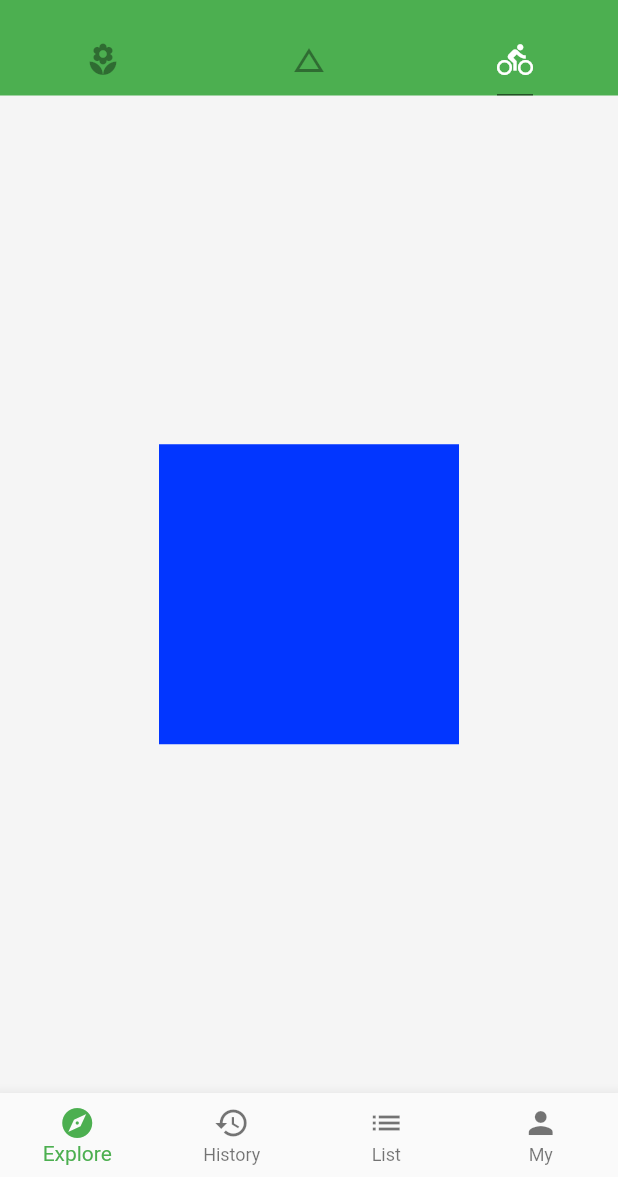
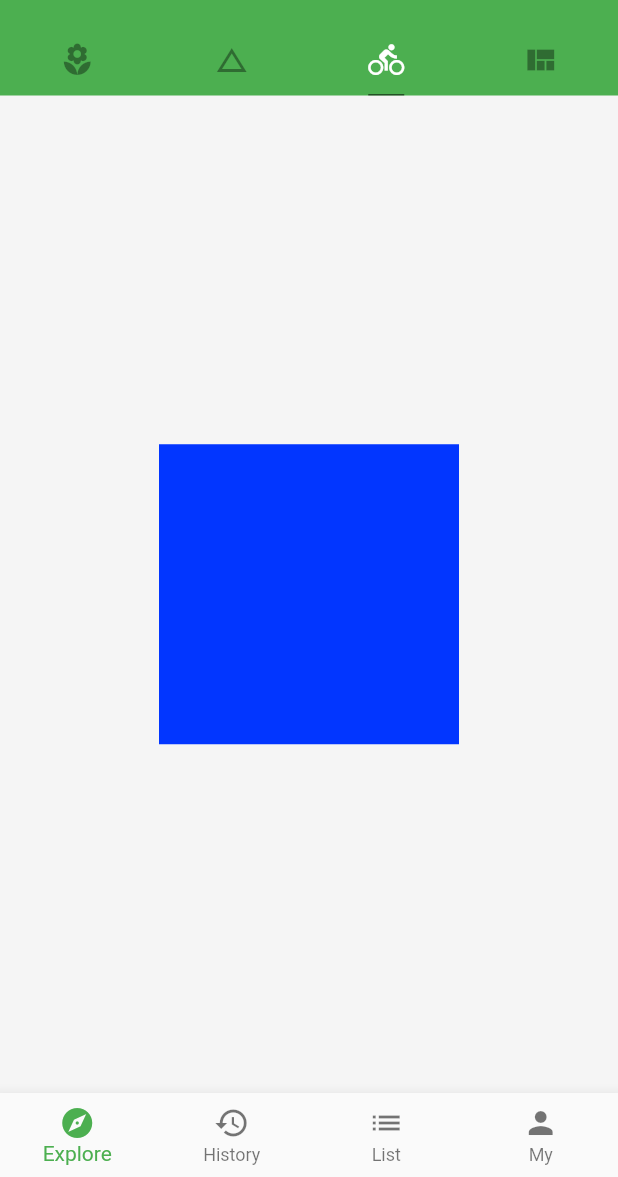
Before and after one commit to MrQiuHaHa/FlutterBase, a Flutter app: the screen it shows after launch, tab 3 chosen, on a phone screen of 412 x 824 dp, the part 59-1236 px from its top. Run offline on Flutter 3.47's test engine with Material 2 defaults, Android fonts, the phone set to English and light mode, and no system bars; network calls fail.

Commit message:
pageView视图小固件的学习使用

```diff
--- a/lib/main.dart
+++ b/lib/main.dart
@@ -4,6 +4,7 @@ import './demo/bottom_navigation_bar_demo.dart';
 import './demo/listview_demo.dart';
 import './demo/basic_demo.dart';
 import './demo/layout_demo.dart';
+import './demo/view_demo.dart';
 
 void main () => runApp(App());
 
@@ -34,7 +35,7 @@ class Home extends StatelessWidget
   Widget build(BuildContext context) {
     // TODO: implement build
     return DefaultTabController(
-      length: 3,
+      length: 4,
       child: Scaffold(
         backgroundColor: Colors.grey[100],
         appBar: AppBar(
@@ -63,7 +64,8 @@ class Home extends StatelessWidget
              tabs: <Widget>[
                 Tab(icon:Icon(Icons.local_florist)),
                 Tab(icon:Icon(Icons.change_history)),
-                Tab(icon:Icon(Icons.directions_bike))
+                Tab(icon:Icon(Icons.directions_bike)),
+                Tab(icon:Icon(Icons.view_quilt))
               ]
             ),
         ),
@@ -72,6 +74,7 @@ class Home extends StatelessWidget
             ListViewDemo(),
             BasicDemo(),
             LayoutDemo(),
+            ViewDemo()
           ]
         ),
         drawer: DrawerDemo(),
```
Also changed, not shown: lib/demo/view_demo.dart (added, +47 -0 lines).
